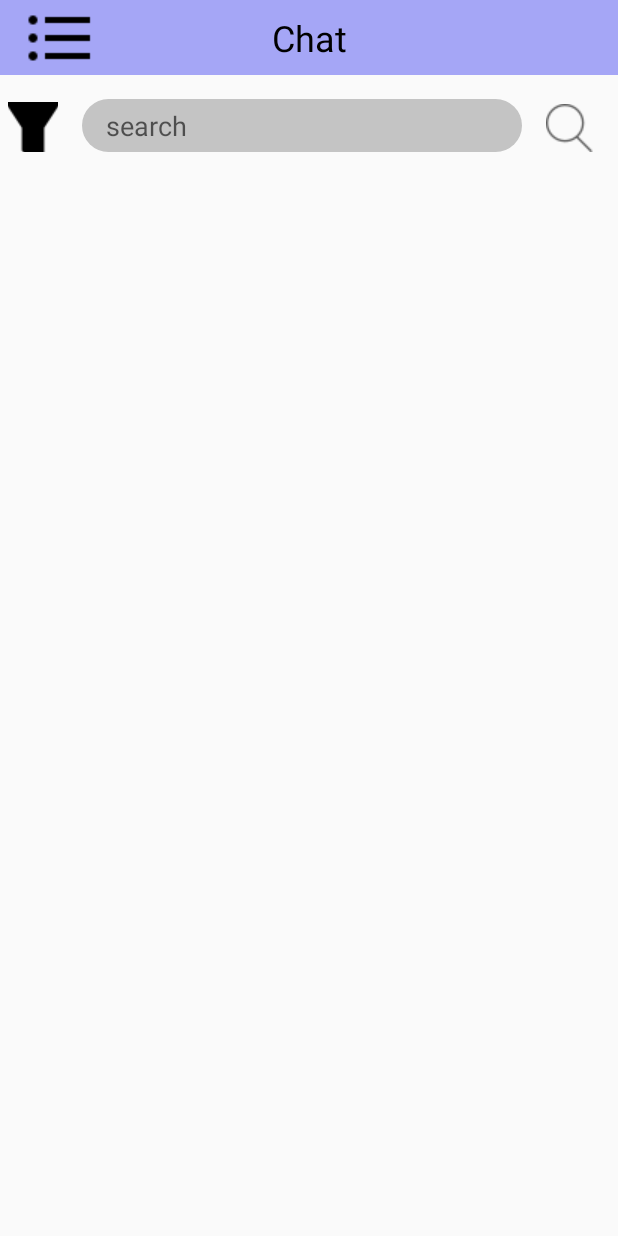
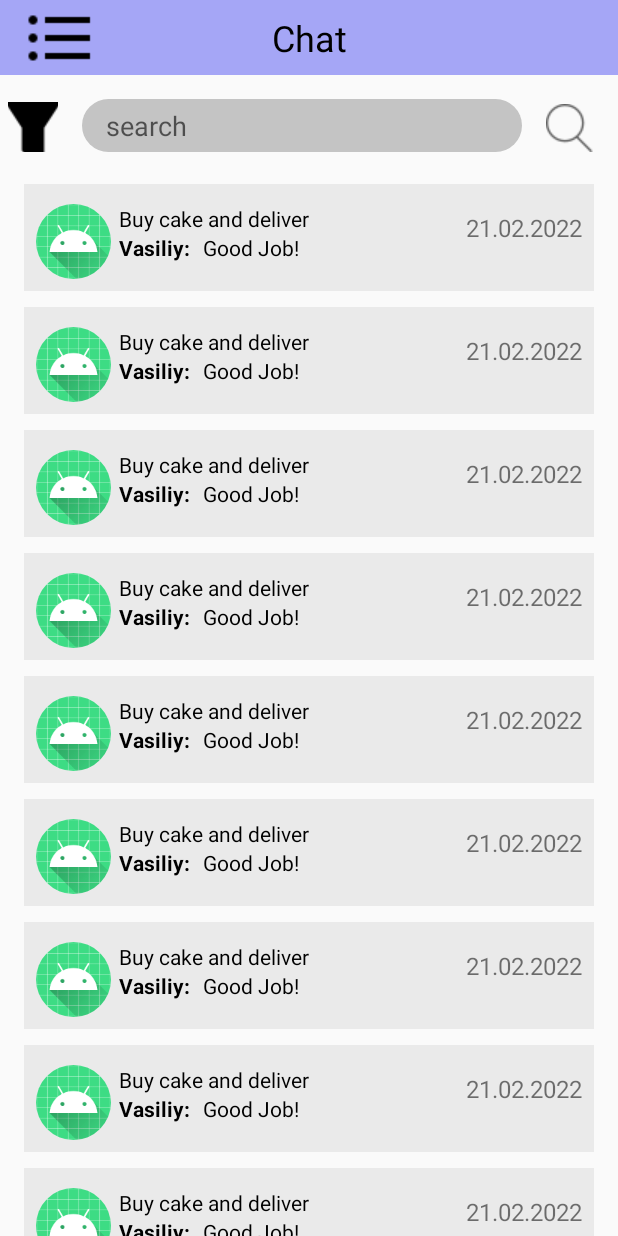
Before and after one commit to OSLL/adfmp1h22-pay-it-forward, an Android app: the ChatActivity screen opened directly, with no data from a screen before it, on a phone screen of 412 x 824 dp. Run offline under Robolectric (Android 15) with nearby library versions, the phone set to English and light mode, and no system bars; our stand-ins replace CircleImageView.

Commit message:
Add list dialogs

```diff
--- a/app/src/main/java/com/example/payitforward/ChatActivity.kt
+++ b/app/src/main/java/com/example/payitforward/ChatActivity.kt
@@ -1,12 +1,63 @@
 package com.example.payitforward
 
+import android.content.Intent
 import android.os.Bundle
 import androidx.appcompat.app.AppCompatActivity
+import androidx.recyclerview.widget.LinearLayoutManager
+import androidx.recyclerview.widget.RecyclerView
+import com.example.payitforward.adapters.DialogsAdapter
+import com.example.payitforward.pojo.Dialog
+import com.example.payitforward.pojo.User
 
 class ChatActivity : AppCompatActivity() {
+
+    var dialogsList: MutableList<Dialog> = java.util.ArrayList()
+    private lateinit var dialogsAdapter: DialogsAdapter
+    private lateinit var dialogsRecyclerView: RecyclerView
+
     override fun onCreate(savedInstanceState: Bundle?) {
         super.onCreate(savedInstanceState)
         setContentView(R.layout.activity_chat)
         supportActionBar?.hide()
+
+        initRecyclerView()
+        loadTasks()
+    }
+
+    private fun loadTasks() {
+        dialogsList = getDialogs()
+        dialogsAdapter.setItems(dialogsList)
+    }
+
+    private fun getDialogs(): MutableList<Dialog> {
+        var lst: MutableList<Dialog> = java.util.ArrayList<Dialog>()
+        for (i in 1..20) {
+            lst.add(
+                Dialog(
+                    i.toLong(),
+                    "21.02.2022",
+                    User(i.toLong(), "Vasiliy", ""),
+                    "Buy cake and deliver",
+                    "Good Job!",
+                    ""
+                )
+            )
+        }
+        return lst
+    }
+
+    private fun initRecyclerView() {
+        dialogsRecyclerView = findViewById(R.id.list_dialogs)
+        dialogsRecyclerView.layoutManager = LinearLayoutManager(this)
+        dialogsAdapter = DialogsAdapter()
+        dialogsAdapter.setOnDialogClickListener(object : DialogsAdapter.onDialogClickListener{
+            override fun onDialogClick(position: Int) {
+                val intent = Intent(this@ChatActivity, DialogActivity::class.java)
+                intent.putExtra("title", dialogsList[position].title)
+                startActivity(intent)
+            }
+
+        })
+        dialogsRecyclerView.adapter = dialogsAdapter
     }
 }
--- a/app/src/main/java/com/example/payitforward/DialogActivity.kt
+++ b/app/src/main/java/com/example/payitforward/DialogActivity.kt
@@ -1,6 +1,9 @@
 package com.example.payitforward
 
 import android.os.Bundle
+import android.widget.Button
+import android.widget.ImageButton
+import android.widget.TextView
 import androidx.appcompat.app.AppCompatActivity
 
 class DialogActivity : AppCompatActivity() {
@@ -8,5 +11,13 @@ class DialogActivity : AppCompatActivity() {
         super.onCreate(savedInstanceState)
         setContentView(R.layout.activity_dialog)
         supportActionBar?.hide()
+
+        val headerTitle: TextView = findViewById(R.id.headerTitle)
+        headerTitle.text = intent.getStringExtra("title")
+
+        val backButton: ImageButton = findViewById(R.id.button_menu)
+        backButton.setOnClickListener {
+            finish()
+        }
     }
 }
--- /dev/null
+++ b/app/src/main/java/com/example/payitforward/adapters/DialogsAdapter.kt
@@ -0,0 +1,58 @@
+package com.example.payitforward.adapters
+
+import android.view.LayoutInflater
+import android.view.ViewGroup
+import androidx.recyclerview.widget.RecyclerView
+import com.example.payitforward.databinding.ItemDialogBinding
+import com.example.payitforward.pojo.Dialog
+import java.util.ArrayList
+
+class DialogsAdapter : RecyclerView.Adapter<DialogsAdapter.DialogViewHolder>() {
+
+    private var dialogsList: MutableList<Dialog> = ArrayList()
+    private lateinit var mClickListener: onDialogClickListener
+
+
+    interface onDialogClickListener {
+        fun onDialogClick(position: Int)
+    }
+
+    fun setOnDialogClickListener(listener: onDialogClickListener) {
+        mClickListener = listener
+    }
+
+    override fun onCreateViewHolder(parent: ViewGroup, viewType: Int): DialogViewHolder {
+        val binding = ItemDialogBinding.inflate(LayoutInflater.from(parent.context), parent, false)
+        return DialogViewHolder(binding, mClickListener)
+    }
+
+    override fun onBindViewHolder(holder: DialogViewHolder, position: Int) {
+        holder.bind(dialogsList[position])
+    }
+
+    override fun getItemCount() = dialogsList.size
+
+    fun setItems(dialogs: Collection<Dialog>) {
+        dialogsList.addAll(0, dialogs)
+        notifyDataSetChanged()
+    }
+
+    class DialogViewHolder(
+        val binding: ItemDialogBinding, listener: onDialogClickListener
+    ) : RecyclerView.ViewHolder(binding.root) {
+
+        fun bind(dialog: Dialog) {
+            // binding.dialogImageView
+            binding.dialogName.text = dialog.title
+            binding.nameTextView.text = dialog.author.name + ": "
+            binding.timeTextView.text = dialog.time
+            binding.messageTextView.text = dialog.message
+        }
+
+        init {
+            binding.root.setOnClickListener{
+                listener.onDialogClick(bindingAdapterPosition)
+            }
+        }
+    }
+}
--- /dev/null
+++ b/app/src/main/java/com/example/payitforward/pojo/Dialog.kt
@@ -0,0 +1,12 @@
+package com.example.payitforward.pojo
+
+class Dialog(
+    val id: Long,
+    var time: String,
+    var author: User,
+    var title: String,
+    var message: String,
+    var imageUrl: String?
+) {
+
+}
--- a/app/src/main/res/layout/activity_chat.xml
+++ b/app/src/main/res/layout/activity_chat.xml
@@ -84,12 +84,11 @@
     </LinearLayout>
 
     <androidx.recyclerview.widget.RecyclerView
-        android:id="@+id/list_messages"
+        android:id="@+id/list_dialogs"
         android:layout_width="match_parent"
         android:layout_height="match_parent"
         android:layout_below="@+id/linearLayoutSearch"
         android:layout_alignParentBottom="true"
-        android:padding="16dp"
         tools:ignore="MissingClass" />
 
 
--- a/app/src/main/res/layout/activity_dialog.xml
+++ b/app/src/main/res/layout/activity_dialog.xml
@@ -25,7 +25,7 @@
             ads:srcCompat="@drawable/icons_back_48" />
 
         <TextView
-            android:id="@+id/Title"
+            android:id="@+id/headerTitle"
             android:layout_width="0dp"
             android:layout_height="fill_parent"
             android:gravity="center"
--- /dev/null
+++ b/app/src/main/res/layout/item_dialog.xml
@@ -0,0 +1,61 @@
+<?xml version="1.0" encoding="utf-8"?>
+<RelativeLayout xmlns:android="http://schemas.android.com/apk/res/android"
+    android:layout_width="wrap_content"
+    android:layout_height="wrap_content"
+    android:background="#EAEAEA"
+    android:layout_marginStart="16dp"
+    android:layout_marginEnd="16dp"
+    android:layout_marginBottom="5dp"
+    android:layout_marginTop="5dp"
+    android:padding="8dp">
+
+    <de.hdodenhof.circleimageview.CircleImageView
+        android:id="@+id/dialogImageView"
+        android:layout_width="50dp"
+        android:layout_height="50dp"
+        android:layout_marginTop="5dp"
+        android:layout_marginEnd="5dp"
+        android:src="@mipmap/ic_launcher" />
+
+    <TextView
+        android:id="@+id/dialogName"
+        android:layout_width="wrap_content"
+        android:layout_height="wrap_content"
+        android:layout_marginTop="5dp"
+        android:layout_toEndOf="@id/dialogImageView"
+        android:maxLines="1"
+        android:text="@string/buy_cake_and_deliver"
+        android:textColor="@color/black" />
+
+    <TextView
+        android:id="@+id/nameTextView"
+        android:textStyle="bold"
+        android:layout_width="wrap_content"
+        android:layout_height="wrap_content"
+        android:layout_below="@id/dialogName"
+        android:maxWidth="100dp"
+        android:text="Vasiliy:"
+        android:layout_toEndOf="@id/dialogImageView"
+        android:textColor="@color/black" />
+
+    <TextView
+        android:id="@+id/messageTextView"
+        android:layout_width="200dp"
+        android:layout_height="wrap_content"
+        android:layout_below="@id/dialogName"
+        android:layout_marginStart="5dp"
+        android:layout_toEndOf="@id/nameTextView"
+        android:maxLines="1"
+        android:text="Good Job!"
+        android:textColor="@color/black" />
+
+    <TextView
+        android:id="@+id/timeTextView"
+        android:layout_width="wrap_content"
+        android:layout_height="wrap_content"
+        android:layout_alignParentEnd="true"
+        android:layout_marginTop="10dp"
+        android:text="08.08.22"
+        android:textSize="16sp" />
+
+</RelativeLayout>
```
